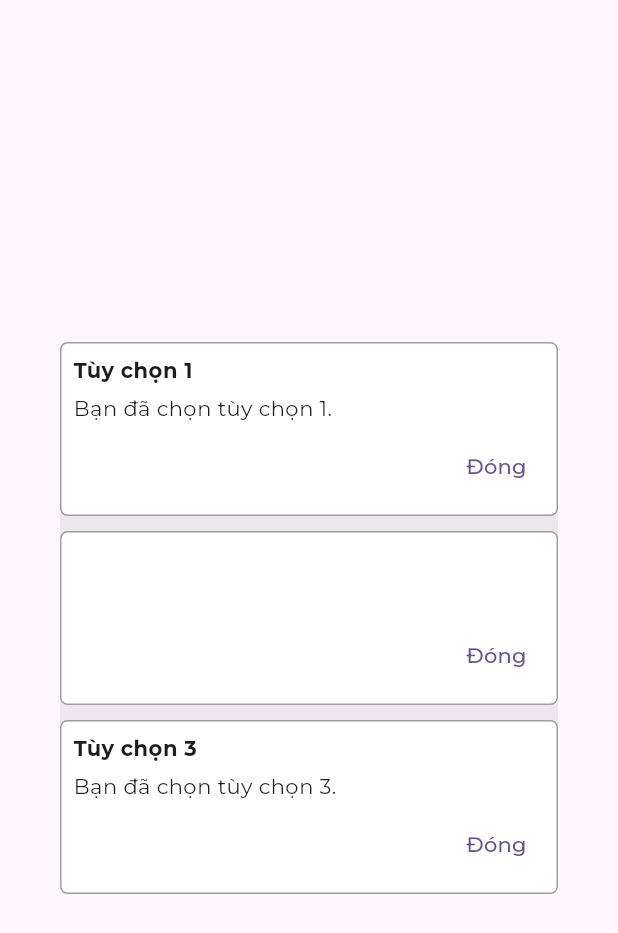
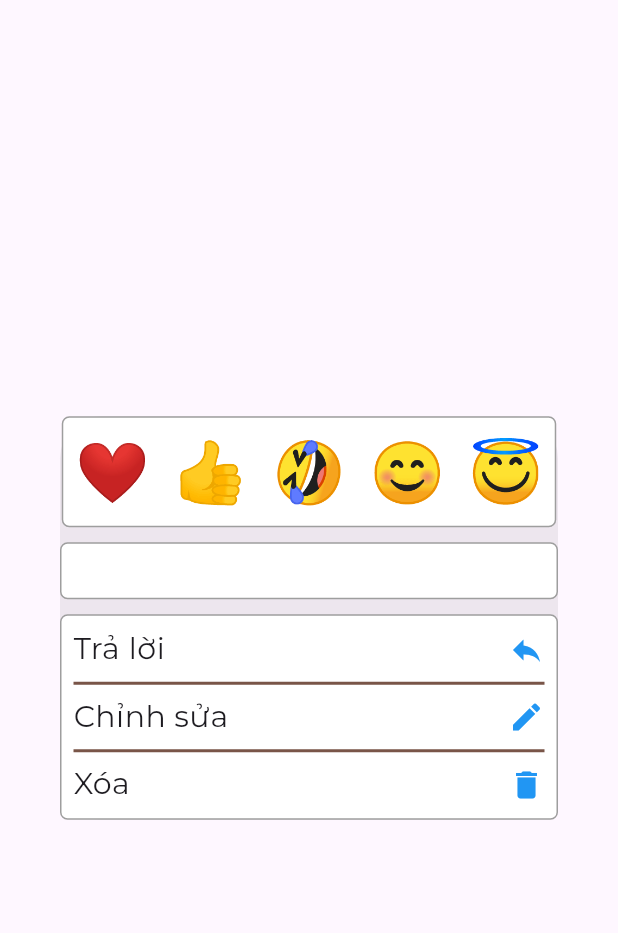
Before and after one commit to nguyenvuong1309/flutter_firebase_chatapp, a Flutter app: the TripleDialog widget shown alone on an empty page, opened directly with empty values, on a phone screen of 412 x 824 dp. Shown: the top 933 px of the screen. Run offline on Flutter 3.47's test engine with Material 3 defaults, Android fonts, the phone set to English and light mode, and no system bars; our stand-ins replace cloud_firestore, dash_chat_2, delightful_toast, firebase_auth, firebase_core, firebase_storage and 3 more; accounts and stored records are empty.

```diff
--- a/lib/chat app 2/widgets/reaction_model.dart
+++ b/lib/chat app 2/widgets/reaction_model.dart
@@ -1,71 +1,11 @@
 import 'package:flutter/material.dart';
-
-class ReactionModel extends StatelessWidget {
-  final String messageText;
-
-  const ReactionModel({super.key, required this.messageText});
-
-  @override
-  Widget build(BuildContext context) {
-    return AlertDialog(
-      title: const Text("Chọn hành động"),
-      content: Column(
-        mainAxisSize: MainAxisSize.min,
-        children: <Widget>[
-          TextButton(
-            child: const Text("Tùy chọn 1"),
-            onPressed: () {
-              Navigator.of(context).pop();
-              _showDetailDialog(
-                  context, "Tùy chọn 1", "Bạn đã chọn tùy chọn 1.");
-            },
-          ),
-          TextButton(
-            child: const Text("Tùy chọn 2"),
-            onPressed: () {
-              Navigator.of(context).pop();
-              _showDetailDialog(
-                  context, "Tùy chọn 2", "Bạn đã chọn tùy chọn 2.");
-            },
-          ),
-          TextButton(
-            child: const Text("Tùy chọn 3"),
-            onPressed: () {
-              Navigator.of(context).pop();
-              _showDetailDialog(
-                  context, "Tùy chọn 3", "Bạn đã chọn tùy chọn 3.");
-            },
-          ),
-        ],
-      ),
-    );
-  }
-
-  void _showDetailDialog(BuildContext context, String title, String content) {
-    showDialog(
-      context: context,
-      builder: (BuildContext context) {
-        return AlertDialog(
-          title: Text(title),
-          content: Text(content),
-          actions: <Widget>[
-            TextButton(
-              child: const Text("Đóng"),
-              onPressed: () {
-                Navigator.of(context).pop();
-              },
-            ),
-          ],
-        );
-      },
-    );
-  }
-}
 
 class TripleDialog extends StatelessWidget {
   final String messageText;
+  final Function(String) onActionSelected;
 
-  const TripleDialog({super.key, required this.messageText});
+  const TripleDialog(
+      {super.key, required this.messageText, required this.onActionSelected});
 
   @override
   Widget build(BuildContext context) {
@@ -73,17 +13,61 @@ class TripleDialog extends StatelessWidget {
       child: Column(
         mainAxisSize: MainAxisSize.min,
         children: <Widget>[
-          _buildDialog(context, "Tùy chọn 1", "Bạn đã chọn tùy chọn 1."),
-          const SizedBox(height: 10), // Khoảng cách 10 pixel
-          _buildDialog(context, messageText.toString(), ""),
-          const SizedBox(height: 10), // Khoảng cách 10 pixel
-          _buildDialog(context, "Tùy chọn 3", "Bạn đã chọn tùy chọn 3."),
+          _buildDialog1(context),
+          const SizedBox(height: 10),
+          _buildDialog2(context, messageText.toString()),
+          const SizedBox(height: 10),
+          _buildDialog3(context),
         ],
       ),
     );
   }
 
-  Widget _buildDialog(BuildContext context, String title, String content) {
+  Widget _buildDialog1(BuildContext context) {
+    List<String> emojis = [
+      // "😀",
+      // "😃",
+      // "😄",
+      // "😁",
+      // "😆",
+      // "😅",
+      // "😂",
+      "❤️",
+      "👍",
+      "🤣",
+      "😊",
+      "😇"
+    ];
+
+    return Container(
+      padding: const EdgeInsets.all(8),
+      decoration: BoxDecoration(
+        color: Colors.white,
+        border: Border.all(color: Colors.grey),
+        borderRadius: BorderRadius.circular(5),
+      ),
+      child: Wrap(
+        spacing: 16.0,
+        runSpacing: 16.0,
+        alignment: WrapAlignment.center,
+        children: emojis
+            .map((emoji) => GestureDetector(
+                  onTap: () {
+                    onActionSelected(emoji);
+                  },
+                  child: Text(
+                    emoji,
+                    style: const TextStyle(
+                      fontSize: 39.5,
+                    ),
+                  ),
+                ))
+            .toList(),
+      ),
+    );
+  }
+
+  Widget _buildDialog2(BuildContext context, String title) {
     return Container(
       padding: const EdgeInsets.all(8),
       decoration: BoxDecoration(
@@ -94,20 +78,65 @@ class TripleDialog extends StatelessWidget {
       child: Column(
         crossAxisAlignment: CrossAxisAlignment.start,
         children: <Widget>[
-          Text(
-            title,
-            style: const TextStyle(fontWeight: FontWeight.bold),
+          SizedBox(
+            width: double.infinity,
+            child: Text(
+              title,
+              style: const TextStyle(fontWeight: FontWeight.bold),
+            ),
+          )
+        ],
+      ),
+    );
+  }
+
+  Widget _buildDialog3(BuildContext context) {
+    return Container(
+      padding: const EdgeInsets.all(8),
+      decoration: BoxDecoration(
+        color: Colors.white,
+        border: Border.all(color: Colors.grey),
+        borderRadius: BorderRadius.circular(5),
+      ),
+      child: Column(
+        crossAxisAlignment: CrossAxisAlignment.start,
+        children: <Widget>[
+          GestureDetector(
+            onTap: () {
+              onActionSelected('reply');
+            },
+            child: const Row(
+              mainAxisAlignment: MainAxisAlignment.spaceBetween,
+              children: <Widget>[
+                Text("Trả lời", style: TextStyle(fontSize: 20)),
+                Icon(Icons.reply, color: Colors.blue),
+              ],
+            ),
           ),
-          const SizedBox(height: 5),
-          Text(content),
-          const SizedBox(height: 5),
-          Align(
-            alignment: Alignment.bottomRight,
-            child: TextButton(
-              child: const Text("Đóng"),
-              onPressed: () {
-                Navigator.of(context).pop();
-              },
+          const Divider(color: Colors.brown, thickness: 2),
+          GestureDetector(
+            onTap: () {
+              onActionSelected('edit');
+            },
+            child: const Row(
+              mainAxisAlignment: MainAxisAlignment.spaceBetween,
+              children: <Widget>[
+                Text("Chỉnh sửa", style: TextStyle(fontSize: 20)),
+                Icon(Icons.edit, color: Colors.blue),
+              ],
+            ),
+          ),
+          const Divider(color: Colors.brown, thickness: 2),
+          GestureDetector(
+            onTap: () {
+              onActionSelected('delete');
+            },
+            child: const Row(
+              mainAxisAlignment: MainAxisAlignment.spaceBetween,
+              children: <Widget>[
+                Text("Xóa", style: TextStyle(fontSize: 20)),
+                Icon(Icons.delete, color: Colors.blue),
+              ],
             ),
           ),
         ],
```
Also changed, not shown: lib/chat app 2/pages/chat_page.dart (+10 -25 lines), lib/chat app 2/utils/constants.utils.dart (added).
